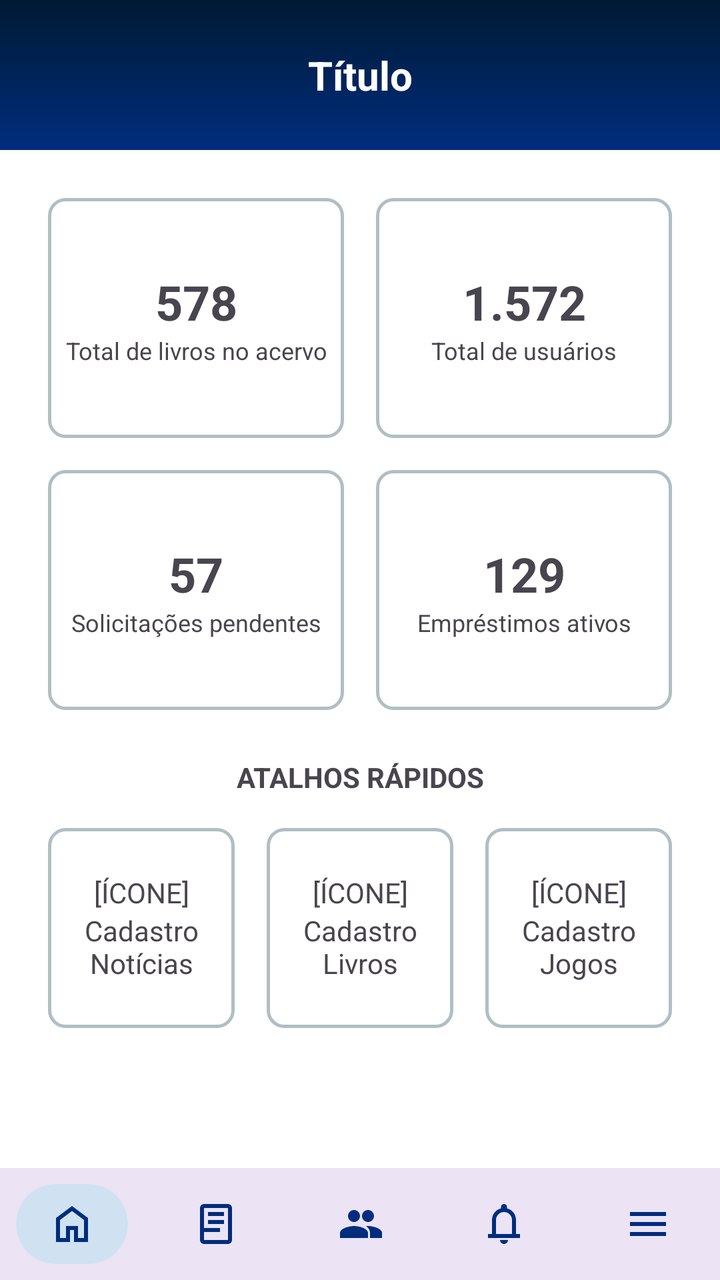
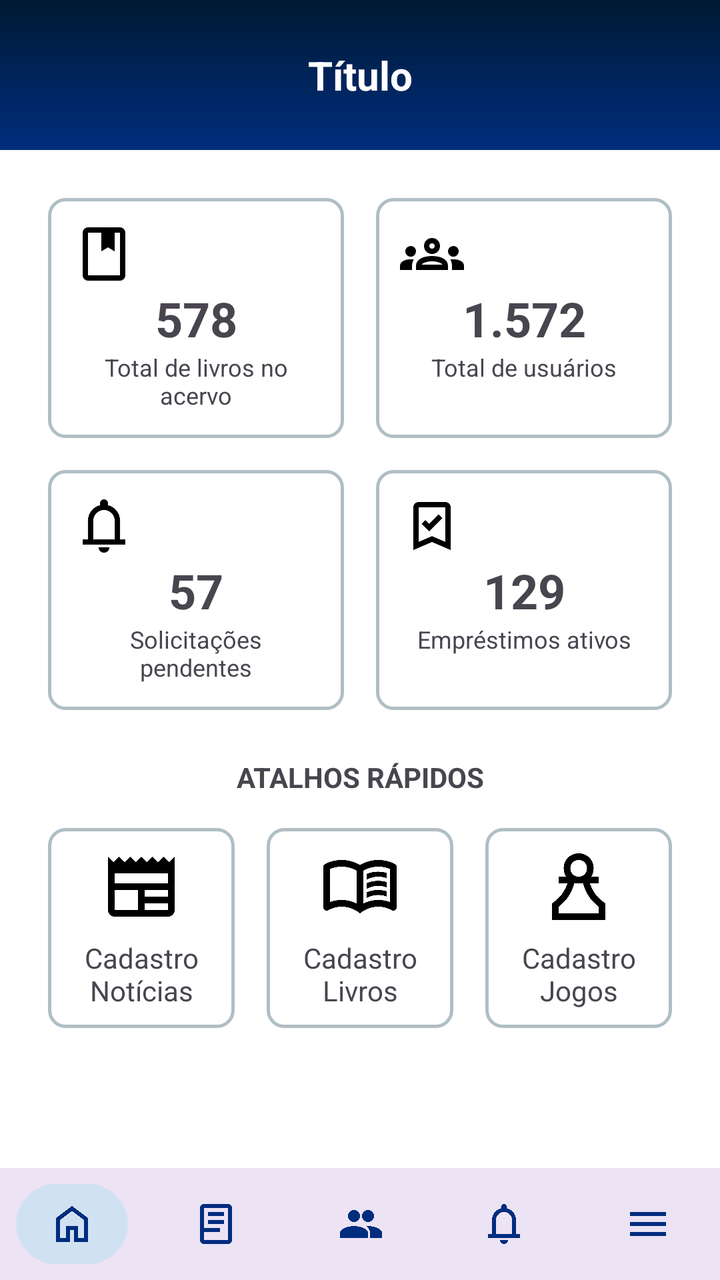

Two renders of the same Android screen: before a commit and after it. Below are the layout's source before the change and the commit's diff.
<!-- AndroidManifest.xml: application theme Theme.Bibliotecaapp -->
<!-- res/layout/tela_admin_home.xml -->
<?xml version="1.0" encoding="utf-8"?>
<LinearLayout
    xmlns:android="http://schemas.android.com/apk/res/android"
    android:id="@+id/main"
    android:layout_width="match_parent"
    android:layout_height="match_parent"
    android:orientation="vertical"
    android:background="#FFFFFF">

    
    <include
        android:id="@+id/header"
        layout="@layout/header_layout"
        android:layout_width="match_parent"
        android:layout_height="wrap_content"/>

    
    <ScrollView
        android:layout_width="match_parent"
        android:layout_height="0dp"
        android:layout_weight="1">

        <LinearLayout
            android:layout_width="match_parent"
            android:layout_height="wrap_content"
            android:padding="16dp"
            android:orientation="vertical">

            
            <LinearLayout
                android:layout_width="match_parent"
                android:layout_height="wrap_content"
                android:orientation="vertical">

                
                <LinearLayout
                    android:layout_width="match_parent"
                    android:layout_height="wrap_content"
                    android:orientation="horizontal">

                    
                    <LinearLayout
                        android:layout_width="0dp"
                        android:layout_height="120dp"
                        android:layout_weight="1"
                        android:layout_margin="8dp"
                        android:background="@drawable/background_campo_input"
                        android:gravity="center"
                        android:orientation="vertical"
                        android:padding="8dp">

                        <TextView
                            android:layout_width="match_parent"
                            android:layout_height="wrap_content"
                            android:text="578"
                            android:textSize="24sp"
                            android:textStyle="bold"
                            android:gravity="center"
                            android:textAlignment="center"/>

                        <TextView
                            android:layout_width="match_parent"
                            android:layout_height="wrap_content"
                            android:text="Total de livros no acervo"
                            android:textSize="12sp"
                            android:gravity="center"
                            android:textAlignment="center"/>
                    </LinearLayout>

                    
                    <LinearLayout
                        android:layout_width="0dp"
                        android:layout_height="120dp"
                        android:layout_weight="1"
                        android:layout_margin="8dp"
                        android:background="@drawable/background_campo_input"
                        android:gravity="center"
                        android:orientation="vertical"
                        android:padding="8dp">

                        <TextView
                            android:layout_width="match_parent"
                            android:layout_height="wrap_content"
                            android:text="1.572"
                            android:textSize="24sp"
                            android:textStyle="bold"
                            android:gravity="center"
                            android:textAlignment="center"/>

                        <TextView
                            android:layout_width="match_parent"
                            android:layout_height="wrap_content"
                            android:text="Total de usuários"
                            android:textSize="12sp"
                            android:gravity="center"
                            android:textAlignment="center"/>
                    </LinearLayout>
                </LinearLayout>

                
                <LinearLayout
                    android:layout_width="match_parent"
                    android:layout_height="wrap_content"
                    android:orientation="horizontal">

                    
                    <LinearLayout
                        android:layout_width="0dp"
                        android:layout_height="120dp"
                        android:layout_weight="1"
                        android:layout_margin="8dp"
                        android:background="@drawable/background_campo_input"
                        android:gravity="center"
                        android:orientation="vertical"
                        android:padding="8dp">

                        <TextView
                            android:layout_width="match_parent"
                            android:layout_height="wrap_content"
                            android:text="57"
                            android:textSize="24sp"
                            android:textStyle="bold"
                            android:gravity="center"
                            android:textAlignment="center"/>

                        <TextView
                            android:layout_width="match_parent"
                            android:layout_height="wrap_content"
                            android:text="Solicitações pendentes"
                            android:textSize="12sp"
                            android:gravity="center"
                            android:textAlignment="center"/>
                    </LinearLayout>

                    
                    <LinearLayout
                        android:layout_width="0dp"
                        android:layout_height="120dp"
                        android:layout_weight="1"
                        android:layout_margin="8dp"
                        android:background="@drawable/background_campo_input"
                        android:gravity="center"
                        android:orientation="vertical"
                        android:padding="8dp">

                        <TextView
                            android:layout_width="match_parent"
                            android:layout_height="wrap_content"
                            android:text="129"
                            android:textSize="24sp"
                            android:textStyle="bold"
                            android:gravity="center"
                            android:textAlignment="center"/>

                        <TextView
                            android:layout_width="match_parent"
                            android:layout_height="wrap_content"
                            android:text="Empréstimos ativos"
                            android:textSize="12sp"
                            android:gravity="center"
                            android:textAlignment="center"/>
                    </LinearLayout>
                </LinearLayout>
            </LinearLayout>

            
            <TextView
                android:layout_width="match_parent"
                android:layout_height="wrap_content"
                android:text="ATALHOS RÁPIDOS"
                android:textStyle="bold"
                android:paddingTop="16dp"
                android:paddingBottom="8dp"
                android:gravity="center"
                android:textAlignment="center"/>

            <LinearLayout
                android:layout_width="match_parent"
                android:layout_height="wrap_content"
                android:orientation="horizontal">

                
                <LinearLayout
                    android:id="@+id/btnCadastroNoticias"
                    android:layout_width="0dp"
                    android:layout_height="100dp"
                    android:layout_weight="1"
                    android:layout_margin="8dp"
                    android:background="@drawable/background_campo_input"
                    android:gravity="center"
                    android:orientation="vertical"
                    android:padding="8dp">

                    <TextView
                        android:layout_width="match_parent"
                        android:layout_height="wrap_content"
                        android:text="[ÍCONE]"
                        android:gravity="center"
                        android:textAlignment="center"/>

                    <TextView
                        android:layout_width="match_parent"
                        android:layout_height="wrap_content"
                        android:text="Cadastro Notícias"
                        android:gravity="center"
                        android:textAlignment="center"/>
                </LinearLayout>

                
                <LinearLayout
                    android:id="@+id/btnCadastroLivros"
                    android:layout_width="0dp"
                    android:layout_height="100dp"
                    android:layout_weight="1"
                    android:layout_margin="8dp"
                    android:background="@drawable/background_campo_input"
                    android:gravity="center"
                    android:orientation="vertical"
                    android:padding="8dp">

                    <TextView
                        android:layout_width="match_parent"
                        android:layout_height="wrap_content"
                        android:text="[ÍCONE]"
                        android:gravity="center"
                        android:textAlignment="center"/>

                    <TextView
                        android:layout_width="match_parent"
                        android:layout_height="wrap_content"
                        android:text="Cadastro Livros"
                        android:gravity="center"
                        android:textAlignment="center"/>
                </LinearLayout>

                
                <LinearLayout
                    android:id="@+id/btnCadastroJogos"
                    android:layout_width="0dp"
                    android:layout_height="100dp"
                    android:layout_weight="1"
                    android:layout_margin="8dp"
                    android:background="@drawable/background_campo_input"
                    android:gravity="center"
                    android:orientation="vertical"
                    android:padding="8dp">

                    <TextView
                        android:layout_width="match_parent"
                        android:layout_height="wrap_content"
                        android:text="[ÍCONE]"
                        android:gravity="center"
                        android:textAlignment="center"/>

                    <TextView
                        android:layout_width="match_parent"
                        android:layout_height="wrap_content"
                        android:text="Cadastro Jogos"
                        android:gravity="center"
                        android:textAlignment="center"/>
                </LinearLayout>

            </LinearLayout>

        </LinearLayout>
    </ScrollView>

    
    <include
        layout="@layout/navbar_admin_layout"
        android:layout_width="match_parent"
        android:layout_height="wrap_content"/>

</LinearLayout>
<!-- res/layout/header_layout.xml (included above) -->
<androidx.constraintlayout.widget.ConstraintLayout
    xmlns:android="http://schemas.android.com/apk/res/android"
    xmlns:app="http://schemas.android.com/apk/res-auto"
    android:layout_width="match_parent"
    android:layout_height="wrap_content"
    android:background="@drawable/background_header"
    android:paddingTop="24dp"
    android:paddingBottom="24dp">

    
    <ImageView
        android:id="@+id/btnBack"
        android:layout_width="24dp"
        android:layout_height="24dp"
        android:layout_marginStart="16dp"
        android:src="@drawable/ic_leftarrow"
        app:tint="#FFFFFF"
        android:visibility="gone"
        app:layout_constraintStart_toStartOf="parent"
        app:layout_constraintTop_toTopOf="parent"
        app:layout_constraintBottom_toBottomOf="parent"/>

    
    <TextView
        android:id="@+id/txtTitulo"
        android:layout_width="0dp"
        android:layout_height="wrap_content"
        android:text="Título"
        android:textColor="#FFFFFF"
        android:textSize="20sp"
        android:textStyle="bold"
        android:gravity="center"

        app:layout_constraintStart_toStartOf="parent"
        app:layout_constraintEnd_toEndOf="parent"
        app:layout_constraintTop_toTopOf="parent"
        app:layout_constraintBottom_toBottomOf="parent"/>

</androidx.constraintlayout.widget.ConstraintLayout>
<!-- res/layout/navbar_admin_layout.xml (included above) -->
<?xml version="1.0" encoding="utf-8"?>
<com.google.android.material.bottomnavigation.BottomNavigationView
    xmlns:android="http://schemas.android.com/apk/res/android"
    xmlns:app="http://schemas.android.com/apk/res-auto"
    android:id="@+id/bottomNavAdmin"
    style="@style/NavBar"
    android:layout_width="match_parent"
    android:layout_height="wrap_content"
    app:menu="@menu/admin_bottom_menu"/>
<!-- resources referenced by this layout -->
<resources>
  <!-- unchanged entries left out for length: 7 -->
</resources>

<!-- the commit's change to res/layout/tela_admin_home.xml (unified diff, before → after) -->
@@ -1,6 +1,6 @@
 <?xml version="1.0" encoding="utf-8"?>
-<LinearLayout
-    xmlns:android="http://schemas.android.com/apk/res/android"
+<LinearLayout xmlns:android="http://schemas.android.com/apk/res/android"
+    xmlns:app="http://schemas.android.com/apk/res-auto"
     android:id="@+id/main"
     android:layout_width="match_parent"
     android:layout_height="match_parent"
@@ -45,9 +45,15 @@
                         android:layout_weight="1"
                         android:layout_margin="8dp"
                         android:background="@drawable/background_campo_input"
-                        android:gravity="center"
                         android:orientation="vertical"
-                        android:padding="8dp">
+                        android:padding="12dp">
+
+                        <ImageView
+                            android:layout_width="32dp"
+                            android:layout_height="32dp"
+                            android:layout_gravity="start"
+                            android:src="@drawable/ic_book"
+                            app:tint="@android:color/black"/>
 
                         <TextView
                             android:layout_width="match_parent"
@@ -55,16 +61,14 @@
                             android:text="578"
                             android:textSize="24sp"
                             android:textStyle="bold"
-                            android:gravity="center"
-                            android:textAlignment="center"/>
+                            android:gravity="center"/>
 
                         <TextView
                             android:layout_width="match_parent"
                             android:layout_height="wrap_content"
                             android:text="Total de livros no acervo"
                             android:textSize="12sp"
-                            android:gravity="center"
-                            android:textAlignment="center"/>
+                            android:gravity="center"/>
                     </LinearLayout>
 
                     
@@ -74,9 +78,15 @@
                         android:layout_weight="1"
                         android:layout_margin="8dp"
                         android:background="@drawable/background_campo_input"
-                        android:gravity="center"
                         android:orientation="vertical"
-                        android:padding="8dp">
+                        android:padding="12dp">
+
+                        <ImageView
+                            android:layout_width="32dp"
+                            android:layout_height="32dp"
+                            android:layout_gravity="start"
+                            android:src="@drawable/ic_groups"
+                            app:tint="@android:color/black"/>
 
                         <TextView
                             android:layout_width="match_parent"
@@ -84,16 +94,14 @@
                             android:text="1.572"
                             android:textSize="24sp"
                             android:textStyle="bold"
-                            android:gravity="center"
-                            android:textAlignment="center"/>
+                            android:gravity="center"/>
 
                         <TextView
                             android:layout_width="match_parent"
                             android:layout_height="wrap_content"
                             android:text="Total de usuários"
                             android:textSize="12sp"
-                            android:gravity="center"
-                            android:textAlignment="center"/>
+                            android:gravity="center"/>
                     </LinearLayout>
                 </LinearLayout>
 
@@ -110,9 +118,15 @@
                         android:layout_weight="1"
                         android:layout_margin="8dp"
                         android:background="@drawable/background_campo_input"
-                        android:gravity="center"
                         android:orientation="vertical"
-                        android:padding="8dp">
+                        android:padding="12dp">
+
+                        <ImageView
+                            android:layout_width="32dp"
+                            android:layout_height="32dp"
+                            android:layout_gravity="start"
+                            android:src="@drawable/ic_notifications"
+                            app:tint="@android:color/black"/>
 
                         <TextView
                             android:layout_width="match_parent"
@@ -120,16 +134,14 @@
                             android:text="57"
                             android:textSize="24sp"
                             android:textStyle="bold"
-                            android:gravity="center"
-                            android:textAlignment="center"/>
+                            android:gravity="center"/>
 
                         <TextView
                             android:layout_width="match_parent"
                             android:layout_height="wrap_content"
                             android:text="Solicitações pendentes"
                             android:textSize="12sp"
-                            android:gravity="center"
-                            android:textAlignment="center"/>
+                            android:gravity="center"/>
                     </LinearLayout>
 
                     
@@ -139,9 +151,15 @@
                         android:layout_weight="1"
                         android:layout_margin="8dp"
                         android:background="@drawable/background_campo_input"
-                        android:gravity="center"
                         android:orientation="vertical"
-                        android:padding="8dp">
+                        android:padding="12dp">
+
+                        <ImageView
+                            android:layout_width="32dp"
+                            android:layout_height="32dp"
+                            android:layout_gravity="start"
+                            android:src="@drawable/ic_bookcheck"
+                            app:tint="@android:color/black"/>
 
                         <TextView
                             android:layout_width="match_parent"
@@ -149,16 +167,14 @@
                             android:text="129"
                             android:textSize="24sp"
                             android:textStyle="bold"
-                            android:gravity="center"
-                            android:textAlignment="center"/>
+                            android:gravity="center"/>
 
                         <TextView
                             android:layout_width="match_parent"
                             android:layout_height="wrap_content"
                             android:text="Empréstimos ativos"
                             android:textSize="12sp"
-                            android:gravity="center"
-                            android:textAlignment="center"/>
+                            android:gravity="center"/>
                     </LinearLayout>
                 </LinearLayout>
             </LinearLayout>
@@ -171,8 +187,7 @@
                 android:textStyle="bold"
                 android:paddingTop="16dp"
                 android:paddingBottom="8dp"
-                android:gravity="center"
-                android:textAlignment="center"/>
+                android:gravity="center"/>
 
             <LinearLayout
                 android:layout_width="match_parent"
@@ -191,19 +206,18 @@
                     android:orientation="vertical"
                     android:padding="8dp">
 
-                    <TextView
-                        android:layout_width="match_parent"
-                        android:layout_height="wrap_content"
-                        android:text="[ÍCONE]"
-                        android:gravity="center"
-                        android:textAlignment="center"/>
+                    <ImageView
+                        android:layout_width="40dp"
+                        android:layout_height="40dp"
+                        android:layout_marginBottom="6dp"
+                        android:src="@drawable/ic_newspaper"
+                        app:tint="@android:color/black"/>
 
                     <TextView
                         android:layout_width="match_parent"
                         android:layout_height="wrap_content"
                         android:text="Cadastro Notícias"
-                        android:gravity="center"
-                        android:textAlignment="center"/>
+                        android:gravity="center"/>
                 </LinearLayout>
 
                 
@@ -218,19 +232,18 @@
                     android:orientation="vertical"
                     android:padding="8dp">
 
-                    <TextView
-                        android:layout_width="match_parent"
-                        android:layout_height="wrap_content"
-                        android:text="[ÍCONE]"
-                        android:gravity="center"
-                        android:textAlignment="center"/>
+                    <ImageView
+                        android:layout_width="40dp"
+                        android:layout_height="40dp"
+                        android:layout_marginBottom="6dp"
+                        android:src="@drawable/ic_menubook"
+                        app:tint="@android:color/black"/>
 
                     <TextView
                         android:layout_width="match_parent"
                         android:layout_height="wrap_content"
                         android:text="Cadastro Livros"
-                        android:gravity="center"
-                        android:textAlignment="center"/>
+                        android:gravity="center"/>
                 </LinearLayout>
 
                 
@@ -245,19 +258,18 @@
                     android:orientation="vertical"
                     android:padding="8dp">
 
-                    <TextView
-                        android:layout_width="match_parent"
-                        android:layout_height="wrap_content"
-                        android:text="[ÍCONE]"
-                        android:gravity="center"
-                        android:textAlignment="center"/>
+                    <ImageView
+                        android:layout_width="40dp"
+                        android:layout_height="40dp"
+                        android:layout_marginBottom="6dp"
+                        android:src="@drawable/ic_chess"
+                        app:tint="@android:color/black"/>
 
                     <TextView
                         android:layout_width="match_parent"
                         android:layout_height="wrap_content"
                         android:text="Cadastro Jogos"
-                        android:gravity="center"
-                        android:textAlignment="center"/>
+                        android:gravity="center"/>
                 </LinearLayout>
 
             </LinearLayout>
<!-- resource entries referenced after the edit -->
@@ -1,5 +1,75 @@
 <!-- resources referenced by this layout -->
 <resources>
+  <!-- drawable ic_book (drawable) -->
+  <vector xmlns:android="http://schemas.android.com/apk/res/android"
+      android:width="24dp"
+      android:height="24dp"
+      android:viewportWidth="960"
+      android:viewportHeight="960">
+    <path
+        android:pathData="M240,880q-33,0 -56.5,-23.5T160,800v-640q0,-33 23.5,-56.5T240,80h480q33,0 56.5,23.5T800,160v640q0,33 -23.5,56.5T720,880L240,880ZM240,800h480v-640h-80v280l-100,-60 -100,60v-280L240,160v640ZM240,800v-640,640ZM440,440 L540,380 640,440 540,380 440,440Z"
+        android:fillColor="#e3e3e3"/>
+  </vector>
+  <!-- drawable ic_bookcheck (drawable) -->
+  <vector xmlns:android="http://schemas.android.com/apk/res/android"
+      android:width="24dp"
+      android:height="24dp"
+      android:viewportWidth="960"
+      android:viewportHeight="960">
+    <path
+        android:pathData="m438,560 l198,-198 -57,-56 -141,141 -57,-57 -57,57 114,113ZM200,840v-640q0,-33 23.5,-56.5T280,120h400q33,0 56.5,23.5T760,200v640L480,720 200,840ZM280,718 L480,632 680,718v-518L280,200v518ZM280,200h400,-400Z"
+        android:fillColor="#e3e3e3"/>
+  </vector>
+  <!-- drawable ic_chess (drawable) -->
+  <vector xmlns:android="http://schemas.android.com/apk/res/android"
+      android:width="24dp"
+      android:height="24dp"
+      android:viewportWidth="960"
+      android:viewportHeight="960">
+    <path
+        android:pathData="M160,880v-200q88,-60 129,-125t56,-115L240,440v-80h90q-14,-22 -22,-47t-8,-53q0,-75 52.5,-127.5T480,80q75,0 127.5,52.5T660,260q0,28 -8,53t-22,47h90v80L615,440q15,50 56,115t129,125v200L160,880ZM240,800h480v-80q-92,-72 -133,-148.5T532,440L428,440q-14,55 -55,131.5T240,720v80ZM480,360q42,0 71,-29t29,-71q0,-42 -29,-71t-71,-29q-42,0 -71,29t-29,71q0,42 29,71t71,29ZM480,800ZM480,260Z"
+        android:fillColor="#e3e3e3"/>
+  </vector>
+  <!-- drawable ic_groups (drawable) -->
+  <vector xmlns:android="http://schemas.android.com/apk/res/android"
+      android:width="24dp"
+      android:height="24dp"
+      android:viewportWidth="960"
+      android:viewportHeight="960">
+    <path
+        android:pathData="M0,720v-63q0,-43 44,-70t116,-27q13,0 25,0.5t23,2.5q-14,21 -21,44t-7,48v65L0,720ZM240,720v-65q0,-32 17.5,-58.5T307,550q32,-20 76.5,-30t96.5,-10q53,0 97.5,10t76.5,30q32,20 49,46.5t17,58.5v65L240,720ZM780,720v-65q0,-26 -6.5,-49T754,563q11,-2 22.5,-2.5t23.5,-0.5q72,0 116,26.5t44,70.5v63L780,720ZM325,640h311q-10,-20 -55.5,-35T480,590q-55,0 -100.5,15T325,640ZM160,520q-33,0 -56.5,-23.5T80,440q0,-34 23.5,-57t56.5,-23q34,0 57,23t23,57q0,33 -23,56.5T160,520ZM800,520q-33,0 -56.5,-23.5T720,440q0,-34 23.5,-57t56.5,-23q34,0 57,23t23,57q0,33 -23,56.5T800,520ZM480,480q-50,0 -85,-35t-35,-85q0,-51 35,-85.5t85,-34.5q51,0 85.5,34.5T600,360q0,50 -34.5,85T480,480ZM480,400q17,0 28.5,-11.5T520,360q0,-17 -11.5,-28.5T480,320q-17,0 -28.5,11.5T440,360q0,17 11.5,28.5T480,400ZM481,640ZM480,360Z"
+        android:fillColor="#e3e3e3"/>
+  </vector>
+  <!-- drawable ic_menubook (drawable) -->
+  <vector xmlns:android="http://schemas.android.com/apk/res/android"
+      android:width="24dp"
+      android:height="24dp"
+      android:viewportWidth="960"
+      android:viewportHeight="960">
+    <path
+        android:pathData="M560,396v-68q33,-14 67.5,-21t72.5,-7q26,0 51,4t49,10v64q-24,-9 -48.5,-13.5T700,360q-38,0 -73,9.5T560,396ZM560,616v-68q33,-14 67.5,-21t72.5,-7q26,0 51,4t49,10v64q-24,-9 -48.5,-13.5T700,580q-38,0 -73,9t-67,27ZM560,506v-68q33,-14 67.5,-21t72.5,-7q26,0 51,4t49,10v64q-24,-9 -48.5,-13.5T700,470q-38,0 -73,9.5T560,506ZM260,640q47,0 91.5,10.5T440,682v-394q-41,-24 -87,-36t-93,-12q-36,0 -71.5,7T120,268v396q35,-12 69.5,-18t70.5,-6ZM520,682q44,-21 88.5,-31.5T700,640q36,0 70.5,6t69.5,18v-396q-33,-14 -68.5,-21t-71.5,-7q-47,0 -93,12t-87,36v394ZM480,800q-48,-38 -104,-59t-116,-21q-42,0 -82.5,11T100,762q-21,11 -40.5,-1T40,726v-482q0,-11 5.5,-21T62,208q46,-24 96,-36t102,-12q58,0 113.5,15T480,220q51,-30 106.5,-45T700,160q52,0 102,12t96,36q11,5 16.5,15t5.5,21v482q0,23 -19.5,35t-40.5,1q-37,-20 -77.5,-31T700,720q-60,0 -116,21t-104,59ZM280,466Z"
+        android:fillColor="#e3e3e3"/>
+  </vector>
+  <!-- drawable ic_newspaper (drawable) -->
+  <vector xmlns:android="http://schemas.android.com/apk/res/android"
+      android:width="24dp"
+      android:height="24dp"
+      android:viewportWidth="960"
+      android:viewportHeight="960">
+    <path
+        android:pathData="M160,840q-33,0 -56.5,-23.5T80,760v-640l67,67 66,-67 67,67 67,-67 66,67 67,-67 67,67 66,-67 67,67 67,-67 66,67 67,-67v640q0,33 -23.5,56.5T800,840L160,840ZM160,760h280v-240L160,520v240ZM520,760h280v-80L520,680v80ZM520,600h280v-80L520,520v80ZM160,440h640v-120L160,320v120Z"
+        android:fillColor="#e3e3e3"/>
+  </vector>
+  <!-- drawable ic_notifications (drawable) -->
+  <vector xmlns:android="http://schemas.android.com/apk/res/android"
+      android:width="24dp"
+      android:height="24dp"
+      android:viewportWidth="960"
+      android:viewportHeight="960">
+    <path
+        android:pathData="M160,760v-80h80v-280q0,-83 50,-147.5T420,168v-28q0,-25 17.5,-42.5T480,80q25,0 42.5,17.5T540,140v28q80,20 130,84.5T720,400v280h80v80L160,760ZM480,460ZM480,880q-33,0 -56.5,-23.5T400,800h160q0,33 -23.5,56.5T480,880ZM320,680h320v-280q0,-66 -47,-113t-113,-47q-66,0 -113,47t-47,113v280Z"
+        android:fillColor="#e3e3e3"/>
+  </vector>
   <!-- unchanged entries left out for length: 7 -->
 </resources>
 
